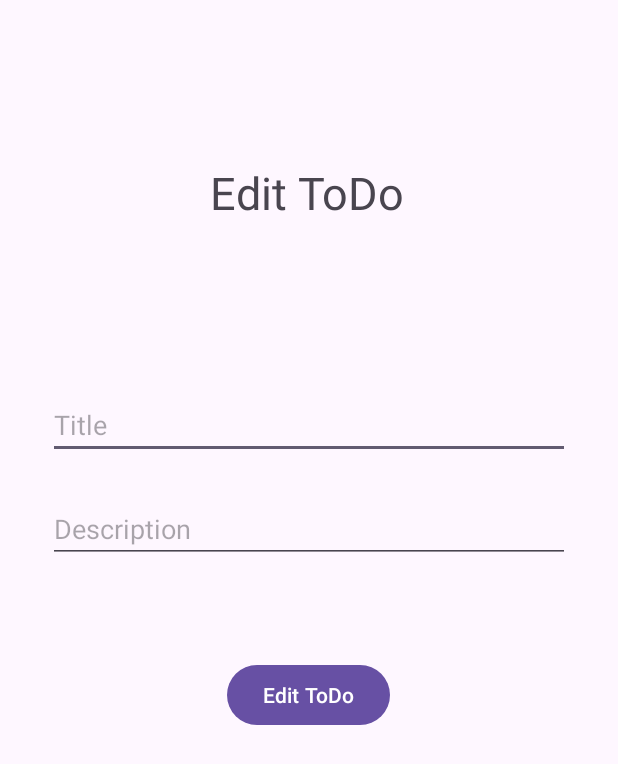
After one commit to Pathum-Tharaka/ToDo-mobile-app, an Android app: the layout activity_edit_to_do.xml on its own in the app's theme, with its tools: preview values and no code run, on a phone screen of 412 x 824 dp. The commit adds this screen. Shown: the top 764 px of the screen. Run offline under Robolectric (Android 15) with nearby library versions, the phone set to English and light mode, and no system bars.

Commit message:
edit todo xml

```diff
--- /dev/null
+++ b/app/src/main/res/layout/activity_edit_to_do.xml
@@ -0,0 +1,62 @@
+<?xml version="1.0" encoding="utf-8"?>
+<androidx.constraintlayout.widget.ConstraintLayout xmlns:android="http://schemas.android.com/apk/res/android"
+    xmlns:app="http://schemas.android.com/apk/res-auto"
+    xmlns:tools="http://schemas.android.com/tools"
+    android:layout_width="match_parent"
+    android:layout_height="match_parent"
+    tools:context=".EditToDo">
+
+    <TextView
+        android:id="@+id/title"
+        android:layout_width="wrap_content"
+        android:layout_height="wrap_content"
+        android:layout_marginTop="108dp"
+        android:text="@string/edit_todo"
+        android:textSize="30sp"
+        app:layout_constraintEnd_toEndOf="parent"
+        app:layout_constraintHorizontal_bias="0.497"
+        app:layout_constraintStart_toStartOf="parent"
+        app:layout_constraintTop_toTopOf="parent" />
+
+    <EditText
+        android:id="@+id/editToDoTextTitle"
+        android:layout_width="0dp"
+        android:layout_height="wrap_content"
+        android:layout_marginStart="32dp"
+        android:layout_marginTop="112dp"
+        android:layout_marginEnd="32dp"
+        android:ems="10"
+        android:hint="@string/title2"
+        android:inputType="textPersonName"
+        app:layout_constraintEnd_toEndOf="parent"
+        app:layout_constraintStart_toStartOf="parent"
+        app:layout_constraintTop_toBottomOf="@+id/title"
+        android:autofillHints="" />
+
+    <EditText
+        android:id="@+id/editToDoTextDescription"
+        android:layout_width="0dp"
+        android:layout_height="wrap_content"
+        android:layout_marginStart="32dp"
+        android:layout_marginTop="24dp"
+        android:layout_marginEnd="32dp"
+        android:ems="10"
+        android:hint="@string/description2"
+        android:inputType="textPersonName"
+        app:layout_constraintEnd_toEndOf="parent"
+        app:layout_constraintStart_toStartOf="parent"
+        app:layout_constraintTop_toBottomOf="@+id/editToDoTextTitle"
+        android:autofillHints="" />
+
+    <Button
+        android:id="@+id/buttonEdit"
+        android:layout_width="wrap_content"
+        android:layout_height="wrap_content"
+        android:layout_marginTop="64dp"
+        android:text="@string/edit_todo2"
+        app:layout_constraintEnd_toEndOf="parent"
+        app:layout_constraintHorizontal_bias="0.498"
+        app:layout_constraintStart_toStartOf="parent"
+        app:layout_constraintTop_toBottomOf="@+id/editToDoTextDescription" />
+
+</androidx.constraintlayout.widget.ConstraintLayout>
--- a/app/src/main/res/values/strings.xml
+++ b/app/src/main/res/values/strings.xml
@@ -10,4 +10,8 @@
     <string name="title">Title</string>
     <string name="description">Description</string>
     <string name="add_todo2">Add ToDo</string>
+    <string name="edit_todo">Edit ToDo</string>
+    <string name="edit_todo2">Edit ToDo</string>
+    <string name="description2">Description</string>
+    <string name="title2">Title</string>
 </resources>
```
